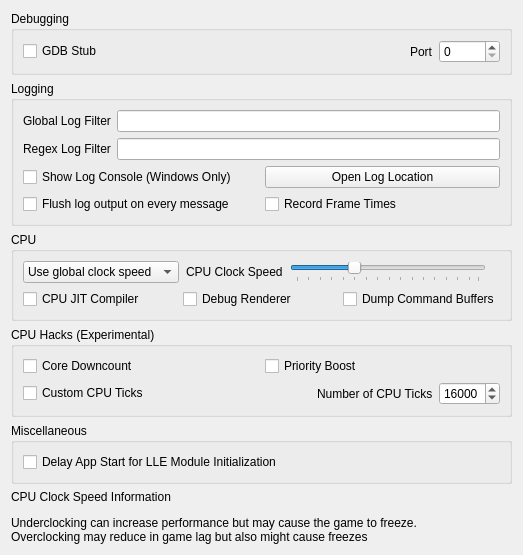
Before: the Qt Designer form src/borked3ds_qt/configuration/configure_debug.ui in rtiangha/Borked3DS, drawn with Qt 5.
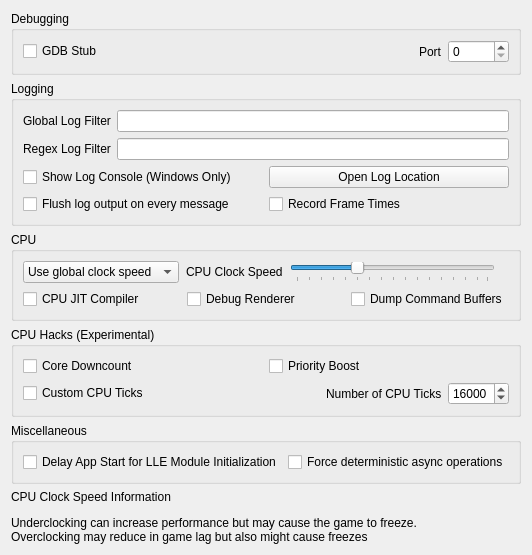
After: the same form once the commit is applied.

Diff of the .ui file:
```diff
--- a/src/borked3ds_qt/configuration/configure_debug.ui
+++ b/src/borked3ds_qt/configuration/configure_debug.ui
@@ -375,6 +375,16 @@
         </property>
        </widget>
       </item>
+      <item row="1" column="1">
+        <widget class="QCheckBox" name="deterministic_async_operations">
+          <property name="text">
+            <string>Force deterministic async operations</string>
+          </property>
+          <property name="toolTip">
+            <string>&lt;html&gt;&lt;head/&gt;&lt;body&gt;&lt;p&gt;Forces all async operations to run on the main thread, making them deterministic. Do not enable if you don't know what you are doing.&lt;/p&gt;&lt;/body&gt;&lt;/html&gt;</string>
+          </property>
+        </widget>
+      </item>
      </layout>
     </widget>
    </item>
```
